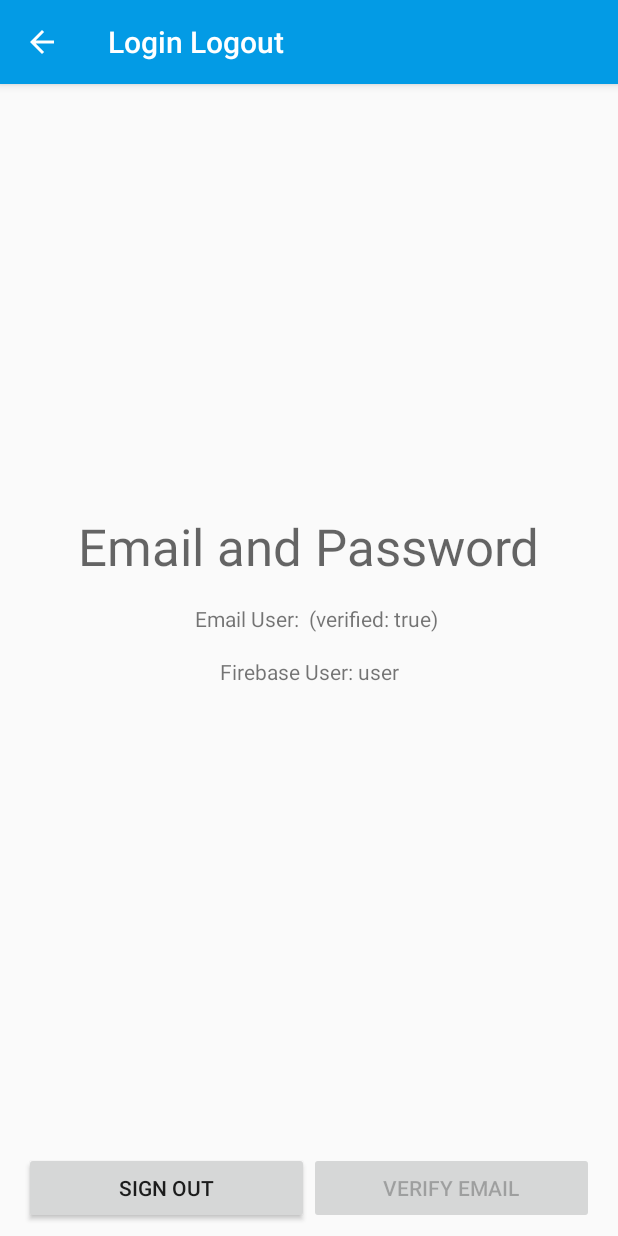
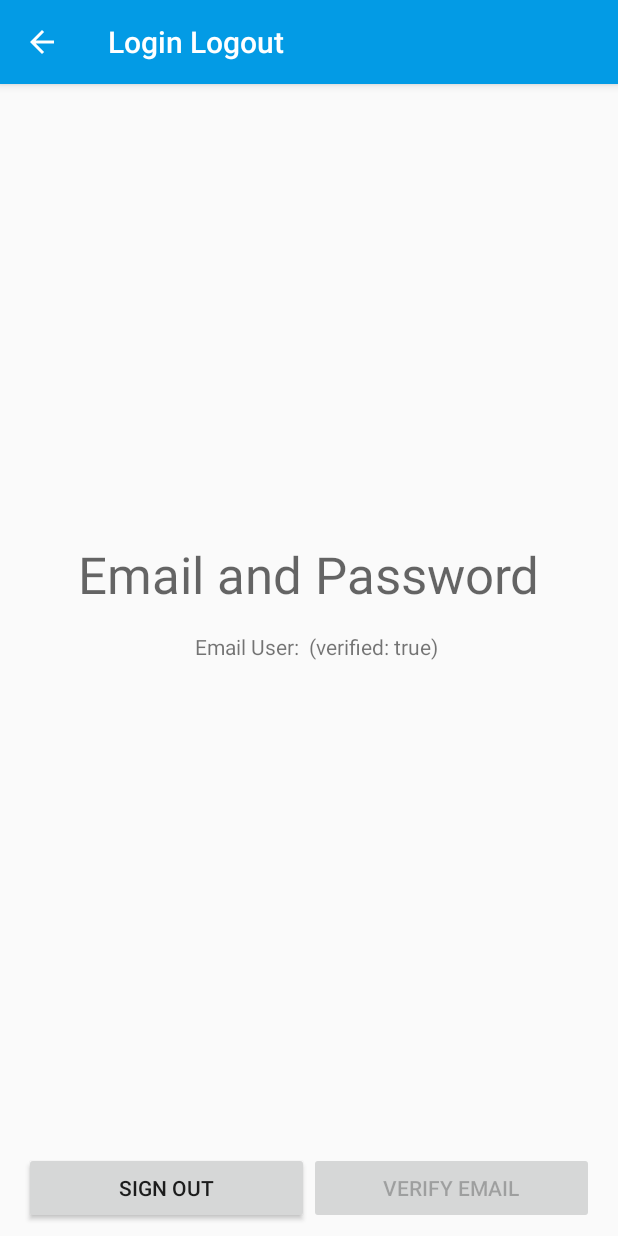
Before and after one commit to jongreene/group-loop, an Android app: the LoginLogout screen opened directly, with no data from a screen before it, on a phone screen of 412 x 824 dp. Run offline under Robolectric (Android 15) with nearby library versions, the phone set to English and light mode, and no system bars; our stand-ins replace Firebase (no records; nobody signed in at launch, a user with empty details on screens opened directly).

Commit message:
Code cleanup. Improvements to ui flow between login and main activities.

```diff
--- a/app/src/main/java/ferocioushammerheads/grouploop/LoginLogout.java
+++ b/app/src/main/java/ferocioushammerheads/grouploop/LoginLogout.java
@@ -1,6 +1,5 @@
 package ferocioushammerheads.grouploop;
 
-import android.content.Intent;
 import android.os.Bundle;
 import android.support.annotation.NonNull;
 import android.support.v7.app.AppCompatActivity;
@@ -21,12 +20,9 @@ import com.google.firebase.auth.FirebaseUser;
 
 public class LoginLogout extends AppCompatActivity implements View.OnClickListener {
 
-    public static String myViewName = "Email Password Sign In";
-
     private static final String TAG = "EmailPassword";
 
     private TextView mStatusTextView;
-    private TextView mDetailTextView;
     private EditText mEmailField;
     private EditText mPasswordField;
 
@@ -47,7 +43,6 @@ public class LoginLogout extends AppCompatActivity implements View.OnClickListen
 
         // Views
         mStatusTextView = (TextView) findViewById(R.id.status);
-        mDetailTextView = (TextView) findViewById(R.id.detail);
         mEmailField = (EditText) findViewById(R.id.field_email);
         mPasswordField = (EditText) findViewById(R.id.field_password);
 
@@ -62,6 +57,14 @@ public class LoginLogout extends AppCompatActivity implements View.OnClickListen
         // [END initialize_auth]
 
         mAuth.getCurrentUser();
+
+        // Auto logs out signed in users who have verified email accounts when activity is started
+        if(mAuth.getCurrentUser() != null && FirebaseAuth.getInstance().getCurrentUser().isEmailVerified()){
+            signOut();
+        }
+
+
+
     }
 
     // [START on_start_check_user]
@@ -70,6 +73,7 @@ public class LoginLogout extends AppCompatActivity implements View.OnClickListen
         super.onStart();
         // Check if user is signed in (non-null) and update UI accordingly.
         FirebaseUser currentUser = mAuth.getCurrentUser();
+
         updateUI(currentUser);
     }
     // [END on_start_check_user]
@@ -217,9 +221,6 @@ public class LoginLogout extends AppCompatActivity implements View.OnClickListen
         if (user != null) {
             mStatusTextView.setText(getString(R.string.emailpassword_status_fmt,
                     user.getEmail(), user.isEmailVerified()));
-            mDetailTextView.setText(getString(R.string.firebase_status_fmt, user.getUid()));
-
-
 
             findViewById(R.id.email_password_buttons).setVisibility(View.GONE);
             findViewById(R.id.email_password_fields).setVisibility(View.GONE);
@@ -227,11 +228,8 @@ public class LoginLogout extends AppCompatActivity implements View.OnClickListen
 
             findViewById(R.id.verify_email_button).setEnabled(!user.isEmailVerified());
 
-
-
         } else {
             mStatusTextView.setText(R.string.signed_out);
-            mDetailTextView.setText(null);
 
             findViewById(R.id.email_password_buttons).setVisibility(View.VISIBLE);
             findViewById(R.id.email_password_fields).setVisibility(View.VISIBLE);
@@ -242,7 +240,6 @@ public class LoginLogout extends AppCompatActivity implements View.OnClickListen
     @Override
     public void onClick(View v) {
 
-//        findViewById(R.id.login_app_icon).setVisibility(View.GONE);
         findViewById(R.id.login_loading_bar).setVisibility(View.VISIBLE);
 
         int i = v.getId();
--- a/app/src/main/java/ferocioushammerheads/grouploop/MainActivity.java
+++ b/app/src/main/java/ferocioushammerheads/grouploop/MainActivity.java
@@ -58,12 +58,10 @@ public class MainActivity extends AppCompatActivity {
     }
 
     protected void onActivityResult(int requestCode, int resultCode, Intent data) {
-
         if (requestCode == 1) {
             updateUserEnvironment();
         }
     }
-
 
 
     /** Called when the user taps the LoginLogout button */
--- a/app/src/main/res/layout/activity_login_logout.xml
+++ b/app/src/main/res/layout/activity_login_logout.xml
@@ -194,23 +194,6 @@
                 tools:layout_constraintLeft_creator="1"
                 tools:layout_constraintTop_creator="1" />
 
-            <TextView
-                android:id="@+id/detail"
-                android:layout_width="wrap_content"
-                android:layout_height="wrap_content"
-                android:layout_marginEnd="8dp"
-                android:layout_marginLeft="8dp"
-                android:layout_marginRight="8dp"
-                android:layout_marginStart="8dp"
-                android:layout_marginTop="16dp"
-                android:text="Firebase User ID: "
-                app:layout_constraintLeft_toLeftOf="parent"
-                app:layout_constraintRight_toRightOf="parent"
-                app:layout_constraintTop_toBottomOf="@+id/status"
-                tools:layout_constraintLeft_creator="1"
-                tools:layout_constraintRight_creator="1"
-                tools:layout_constraintTop_creator="1" />
-
             <ProgressBar
                 android:id="@+id/login_loading_bar"
                 style="?android:attr/progressBarStyle"
@@ -218,13 +201,13 @@
                 android:layout_height="wrap_content"
                 android:layout_marginLeft="8dp"
                 android:layout_marginRight="8dp"
-                android:layout_marginTop="8dp"
+                android:layout_marginTop="32dp"
                 android:layout_weight="1.0"
                 android:progress="@android:integer/config_longAnimTime"
                 app:layout_constraintHorizontal_bias="0.0"
                 app:layout_constraintLeft_toLeftOf="parent"
                 app:layout_constraintRight_toRightOf="parent"
-                app:layout_constraintTop_toBottomOf="@+id/detail" />
+                app:layout_constraintTop_toTopOf="@+id/status" />
 
         </android.support.constraint.ConstraintLayout>
 
```
